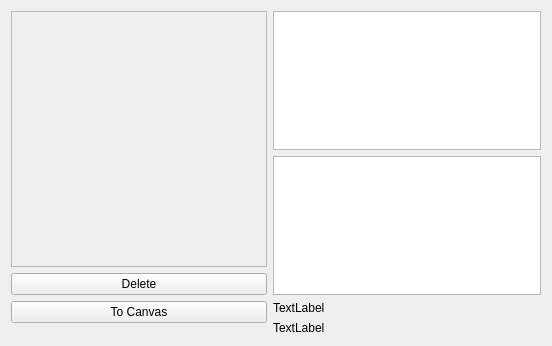
Capsize-Games/airunner, file src/airunner/widgets/image/templates/image_widget.ui: the form before one commit.
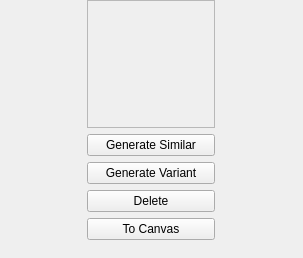
The form after the commit.

Commit message: Fixes meta data storage with image and allows generate simlar / variant

Diff of the .ui file:
```diff
--- a/src/airunner/widgets/image/templates/image_widget.ui
+++ b/src/airunner/widgets/image/templates/image_widget.ui
@@ -6,30 +6,86 @@
    <rect>
     <x>0</x>
     <y>0</y>
-    <width>552</width>
-    <height>346</height>
+    <width>303</width>
+    <height>258</height>
    </rect>
   </property>
+  <property name="sizePolicy">
+   <sizepolicy hsizetype="Expanding" vsizetype="Expanding">
+    <horstretch>0</horstretch>
+    <verstretch>0</verstretch>
+   </sizepolicy>
+  </property>
+  <property name="minimumSize">
+   <size>
+    <width>0</width>
+    <height>0</height>
+   </size>
+  </property>
+  <property name="maximumSize">
+   <size>
+    <width>16777215</width>
+    <height>16777215</height>
+   </size>
+  </property>
   <property name="windowTitle">
    <string>Form</string>
   </property>
   <layout class="QGridLayout" name="gridLayout">
-   <item row="0" column="0" rowspan="2" colspan="2">
-    <layout class="QHBoxLayout" name="horizontalLayout">
-     <item>
-      <layout class="QVBoxLayout" name="verticalLayout_2">
-       <item>
+   <property name="leftMargin">
+    <number>0</number>
+   </property>
+   <property name="topMargin">
+    <number>0</number>
+   </property>
+   <property name="rightMargin">
+    <number>0</number>
+   </property>
+   <property name="bottomMargin">
+    <number>0</number>
+   </property>
+   <item row="1" column="0">
+    <widget class="QPushButton" name="pushButton_3">
+     <property name="cursor">
+      <cursorShape>PointingHandCursor</cursorShape>
+     </property>
+     <property name="text">
+      <string>Generate Similar</string>
+     </property>
+    </widget>
+   </item>
+   <item row="3" column="0">
+    <widget class="QPushButton" name="pushButton">
+     <property name="cursor">
+      <cursorShape>PointingHandCursor</cursorShape>
+     </property>
+     <property name="text">
+      <string>Delete</string>
+     </property>
+    </widget>
+   </item>
+   <item row="4" column="0">
+    <widget class="QPushButton" name="pushButton_2">
+     <property name="cursor">
+      <cursorShape>PointingHandCursor</cursorShape>
+     </property>
+     <property name="text">
+      <string>To Canvas</string>
+     </property>
+    </widget>
+   </item>
+   <item row="0" column="0">
         <widget class="QFrame" name="image_frame">
          <property name="minimumSize">
           <size>
-           <width>256</width>
-           <height>256</height>
+       <width>128</width>
+       <height>128</height>
           </size>
          </property>
          <property name="maximumSize">
           <size>
-           <width>256</width>
-           <height>256</height>
+       <width>128</width>
+       <height>128</height>
           </size>
          </property>
          <property name="frameShape">
@@ -40,24 +96,7 @@
          </property>
         </widget>
        </item>
-       <item>
-        <widget class="QPushButton" name="pushButton">
-         <property name="cursor">
-          <cursorShape>PointingHandCursor</cursorShape>
-         </property>
-         <property name="text">
-          <string>Delete</string>
-         </property>
-        </widget>
-       </item>
-       <item>
-        <widget class="QPushButton" name="pushButton_2">
-         <property name="text">
-          <string>To Canvas</string>
-         </property>
-        </widget>
-       </item>
-       <item>
+   <item row="5" column="0">
         <spacer name="verticalSpacer">
          <property name="orientation">
           <enum>Qt::Vertical</enum>
@@ -70,46 +109,12 @@
          </property>
         </spacer>
        </item>
-      </layout>
-     </item>
-     <item>
-      <layout class="QVBoxLayout" name="verticalLayout">
-       <item>
-        <widget class="QPlainTextEdit" name="prompt"/>
-       </item>
-       <item>
-        <widget class="QPlainTextEdit" name="negative_prompt"/>
-       </item>
-       <item>
-        <widget class="QLabel" name="label">
+   <item row="2" column="0">
+    <widget class="QPushButton" name="pushButton_4">
          <property name="text">
-          <string>TextLabel</string>
-         </property>
-        </widget>
-       </item>
-       <item>
-        <widget class="QLabel" name="label_2">
-         <property name="text">
-          <string>TextLabel</string>
-         </property>
-        </widget>
-       </item>
-       <item>
-        <spacer name="verticalSpacer_2">
-         <property name="orientation">
-          <enum>Qt::Vertical</enum>
-         </property>
-         <property name="sizeHint" stdset="0">
-          <size>
-           <width>20</width>
-           <height>40</height>
-          </size>
-         </property>
-        </spacer>
-       </item>
-      </layout>
-     </item>
-    </layout>
+      <string>Generate Variant</string>
+     </property>
+    </widget>
    </item>
   </layout>
  </widget>
```
Left out of the diff: 46 changed lines with no effect on the pictures. Lines whose indentation alone changed are shown as unchanged. The commit also changes 12 other files.
